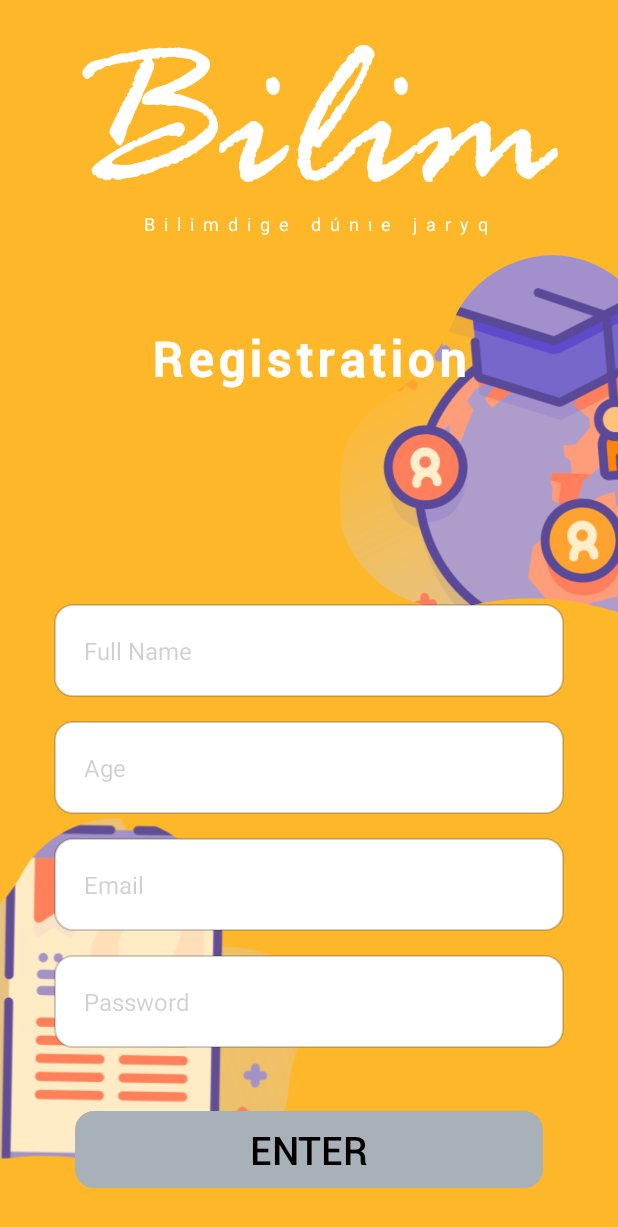
After one commit to Tileulessov/bilim, an Android app: the RegistrationActivity screen opened directly, with no data from a screen before it, on a phone screen of 412 x 824 dp. The commit adds this screen. Shown: the top 1227 px of the screen. Run offline under Robolectric (Android 15) with nearby library versions, the phone set to English and light mode, and no system bars.

Commit message:
вёрстка экрана регистрации, добавил прогресс бар в авторизацию. Также подключил firebase для авторизации и регистрации

```diff
--- a/app/build.gradle
+++ b/app/build.gradle
@@ -1,6 +1,7 @@
 plugins {
     id 'com.android.application'
     id 'kotlin-android'
+    id 'com.google.gms.google-services'
 }
 
 android {
@@ -39,6 +40,7 @@ dependencies {
     implementation 'androidx.appcompat:appcompat:1.2.0'
     implementation 'com.google.android.material:material:1.2.1'
     implementation 'androidx.constraintlayout:constraintlayout:2.0.4'
+    implementation 'com.google.firebase:firebase-auth:19.2.0'
     testImplementation 'junit:junit:4.+'
     androidTestImplementation 'androidx.test.ext:junit:1.1.2'
     androidTestImplementation 'androidx.test.espresso:espresso-core:3.3.0'
--- /dev/null
+++ b/app/src/main/java/com/example/bilim/registration/RegistrationActivity.kt
@@ -0,0 +1,12 @@
+package com.example.bilim.registration
+
+import androidx.appcompat.app.AppCompatActivity
+import android.os.Bundle
+import com.example.bilim.R
+
+class RegistrationActivity : AppCompatActivity() {
+    override fun onCreate(savedInstanceState: Bundle?) {
+        super.onCreate(savedInstanceState)
+        setContentView(R.layout.activity_registration)
+    }
+}
--- a/app/src/main/java/com/example/bilim/sign/SignInActivity.kt
+++ b/app/src/main/java/com/example/bilim/sign/SignInActivity.kt
@@ -1,12 +1,22 @@
 package com.example.bilim.sign
 
+import android.os.Bundle
 import androidx.appcompat.app.AppCompatActivity
-import android.os.Bundle
 import com.example.bilim.R
+import com.google.firebase.auth.FirebaseAuth
+
 
 class SignInActivity : AppCompatActivity() {
+    private lateinit var mAuth: FirebaseAuth
+
     override fun onCreate(savedInstanceState: Bundle?) {
         super.onCreate(savedInstanceState)
         setContentView(R.layout.activity_sign_in)
+        initFirebaseAuth()
+    }
+
+
+    private fun initFirebaseAuth(){
+        mAuth = FirebaseAuth.getInstance();
     }
 }
--- /dev/null
+++ b/app/src/main/res/layout/activity_registration.xml
@@ -0,0 +1,184 @@
+<?xml version="1.0" encoding="utf-8"?>
+<androidx.constraintlayout.widget.ConstraintLayout
+    xmlns:android="http://schemas.android.com/apk/res/android"
+    xmlns:app="http://schemas.android.com/apk/res-auto"
+    android:layout_width="match_parent"
+    android:layout_height="match_parent"
+    android:background="@color/orange_bg"
+    >
+
+    <ImageView
+        android:id="@+id/activity_registration_first_image_background_image_view"
+        android:layout_width="wrap_content"
+        android:layout_height="wrap_content"
+        android:layout_marginEnd="183dp"
+        android:layout_marginBottom="@dimen/margin_32"
+        android:contentDescription="@string/logo_name"
+        android:src="@drawable/bg_image_2"
+        app:layout_constraintBottom_toBottomOf="parent"
+        app:layout_constraintEnd_toEndOf="parent"
+        />
+
+    <ImageView
+        android:id="@+id/activity_registration_second_image_background_image_view"
+        android:layout_width="wrap_content"
+        android:layout_height="wrap_content"
+        android:contentDescription="@string/logo_name"
+        android:src="@drawable/bg_image_1"
+        app:layout_constraintEnd_toEndOf="@+id/activity_registration_logo_text_view"
+        app:layout_constraintStart_toEndOf="@+id/activity_registration_logo_text_view"
+        app:layout_constraintTop_toBottomOf="@+id/activity_registration_slogan_text_view"
+        />
+
+    <TextView
+        android:id="@+id/activity_registration_logo_text_view"
+        android:layout_width="wrap_content"
+        android:layout_height="wrap_content"
+        android:layout_marginEnd="@dimen/margin_40"
+        android:fontFamily="@font/rage"
+        android:text="@string/logo_name"
+        android:textColor="@color/white"
+        android:textSize="@dimen/logo_text_size"
+        app:layout_constraintEnd_toEndOf="parent"
+        app:layout_constraintTop_toTopOf="parent"
+        />
+
+    <TextView
+        android:id="@+id/activity_registration_slogan_text_view"
+        android:layout_width="wrap_content"
+        android:layout_height="wrap_content"
+        android:layout_marginBottom="@dimen/margin_32"
+        android:letterSpacing="0.5"
+        android:text="@string/app_slogan"
+        android:textColor="@color/white"
+        android:textSize="@dimen/slogan_text_size"
+        app:layout_constraintBottom_toBottomOf="@+id/activity_registration_logo_text_view"
+        app:layout_constraintEnd_toStartOf="@+id/activity_registration_second_image_background_image_view"
+        app:layout_constraintStart_toStartOf="@+id/activity_registration_second_image_background_image_view"
+        />
+
+    <TextView
+        android:id="@+id/activity_registration_registration_text_view"
+        android:layout_width="wrap_content"
+        android:layout_height="wrap_content"
+        android:layout_marginTop="@dimen/margin_28"
+        android:fontFamily="@font/roboto_medium"
+        android:letterSpacing="0.1"
+        android:text="@string/registration_text"
+        android:textColor="@color/white"
+        android:textSize="@dimen/text_size_32"
+        android:textStyle="bold"
+        app:layout_constraintEnd_toEndOf="parent"
+        app:layout_constraintStart_toStartOf="parent"
+        app:layout_constraintTop_toBottomOf="@+id/activity_registration_logo_text_view"
+        />
+
+    <EditText
+        android:id="@+id/activity_registration_full_name_edit_text"
+        android:layout_width="match_parent"
+        android:layout_height="wrap_content"
+        android:layout_marginHorizontal="@dimen/margin_horizontal_36"
+        android:layout_marginVertical="@dimen/margin_16"
+        android:autofillHints="@string/full_name_registration_text"
+        android:background="@drawable/bg_edit_text"
+        android:hint="@string/full_name_registration_text"
+        android:inputType="text"
+        android:padding="@dimen/padding_20"
+        android:textColor="@color/black"
+        android:textColorHint="@color/MDarkGrey"
+        android:textSize="@dimen/text_size_16"
+        app:layout_constraintBottom_toTopOf="@+id/activity_registration_age_edit_text"
+        app:layout_constraintEnd_toEndOf="parent"
+        app:layout_constraintStart_toStartOf="parent"
+        app:layout_constraintTop_toBottomOf="@+id/activity_registration_registration_text_view"
+        app:layout_constraintVertical_bias="1.0"
+        />
+
+    <EditText
+        android:id="@+id/activity_registration_age_edit_text"
+        android:layout_width="match_parent"
+        android:layout_height="wrap_content"
+        android:layout_marginHorizontal="@dimen/margin_horizontal_36"
+        android:layout_marginVertical="@dimen/margin_16"
+        android:autofillHints="@string/age_registration_text"
+        android:background="@drawable/bg_edit_text"
+        android:hint="@string/age_registration_text"
+        android:inputType="number"
+        android:padding="@dimen/padding_20"
+        android:textColor="@color/black"
+        android:textColorHint="@color/MDarkGrey"
+        android:textSize="@dimen/text_size_16"
+        app:layout_constraintBottom_toTopOf="@+id/activity_registration_email_edit_text"
+        app:layout_constraintEnd_toEndOf="parent"
+        app:layout_constraintStart_toStartOf="parent"
+        />
+
+    <EditText
+        android:id="@+id/activity_registration_email_edit_text"
+        android:layout_width="match_parent"
+        android:layout_height="wrap_content"
+        android:layout_marginHorizontal="@dimen/margin_horizontal_36"
+        android:layout_marginVertical="@dimen/margin_16"
+        android:autofillHints="@string/email_registration_text"
+        android:background="@drawable/bg_edit_text"
+        android:hint="@string/email_registration_text"
+        android:inputType="textEmailAddress"
+        android:padding="@dimen/padding_20"
+        android:textColor="@color/black"
+        android:textColorHint="@color/MDarkGrey"
+        android:textSize="@dimen/text_size_16"
+        app:layout_constraintEnd_toEndOf="parent"
+        app:layout_constraintHorizontal_bias="0.569"
+        app:layout_constraintStart_toStartOf="parent"
+        app:layout_constraintTop_toTopOf="@+id/activity_registration_first_image_background_image_view"
+        />
+
+    <EditText
+        android:id="@+id/activity_registration_password_edit_text"
+        android:layout_width="match_parent"
+        android:layout_height="wrap_content"
+        android:layout_marginHorizontal="@dimen/margin_horizontal_36"
+        android:layout_marginVertical="@dimen/margin_16"
+        android:autofillHints="@string/password_text"
+        android:background="@drawable/bg_edit_text"
+        android:hint="@string/password_text"
+        android:inputType="textPassword"
+        android:padding="@dimen/padding_20"
+        android:textColor="@color/black"
+        android:textColorHint="@color/MDarkGrey"
+        android:textSize="@dimen/text_size_16"
+        app:layout_constraintBottom_toTopOf="@+id/activity_registration_registration_button"
+        app:layout_constraintEnd_toEndOf="parent"
+        app:layout_constraintStart_toStartOf="parent"
+        app:layout_constraintTop_toBottomOf="@+id/activity_registration_email_edit_text"
+        app:layout_constraintVertical_bias="0.0"
+        />
+
+    <Button
+        android:id="@+id/activity_registration_registration_button"
+        android:layout_width="match_parent"
+        android:layout_height="wrap_content"
+        android:layout_marginHorizontal="@dimen/margin_horizontal_50"
+        android:background="@drawable/bg_sign_in_button_state"
+        android:enabled="false"
+        android:fontFamily="@font/roboto_medium"
+        android:padding="@dimen/padding_8"
+        android:text="@string/enter_button_text"
+        android:textColor="@color/black"
+        android:textColorHint="@color/MDarkGrey"
+        android:textSize="@dimen/text_size_26"
+        app:layout_constraintBottom_toBottomOf="@+id/activity_registration_first_image_background_image_view"
+        app:layout_constraintEnd_toEndOf="parent"
+        app:layout_constraintStart_toStartOf="parent"
+        />
+    <ProgressBar
+        android:id="@+id/activity_registration_progress_bar"
+        android:layout_width="wrap_content"
+        android:layout_height="wrap_content"
+        android:visibility="gone"
+        app:layout_constraintBottom_toBottomOf="parent"
+        app:layout_constraintLeft_toLeftOf="parent"
+        app:layout_constraintRight_toRightOf="parent"
+        app:layout_constraintTop_toTopOf="parent"
+        />
+</androidx.constraintlayout.widget.ConstraintLayout>
--- a/app/src/main/res/layout/activity_sign_in.xml
+++ b/app/src/main/res/layout/activity_sign_in.xml
@@ -4,6 +4,7 @@
     xmlns:app="http://schemas.android.com/apk/res-auto"
     android:layout_width="match_parent"
     android:layout_height="match_parent"
+    android:background="@color/white"
     >
 
     <ImageView
@@ -11,8 +12,8 @@
         android:layout_width="match_parent"
         android:layout_height="wrap_content"
         android:background="@drawable/bg_sign_in_registration"
+        android:contentDescription="@string/logo_name"
         android:scaleType="centerCrop"
-        android:contentDescription="@string/logo_name"
         app:layout_constraintBottom_toBottomOf="parent"
         app:layout_constraintEnd_toEndOf="parent"
         app:layout_constraintHorizontal_bias="0.0"
@@ -26,8 +27,8 @@
         android:layout_width="wrap_content"
         android:layout_height="wrap_content"
         android:layout_marginTop="@dimen/margin_Image_view_logo_top"
+        android:contentDescription="@string/logo_name"
         android:src="@drawable/bg_image_1"
-        android:contentDescription="@string/logo_name"
         app:layout_constraintEnd_toStartOf="@+id/activity_sign_in_second_image_background_image_view"
         app:layout_constraintHorizontal_chainStyle="packed"
         app:layout_constraintStart_toStartOf="parent"
@@ -40,8 +41,8 @@
         android:layout_height="wrap_content"
         android:layout_marginEnd="@dimen/margin_16"
         android:layout_marginBottom="@dimen/margin_image_view_logo_bottom"
+        android:contentDescription="@string/logo_name"
         android:src="@drawable/bg_image_2"
-        android:contentDescription="@string/logo_name"
         app:layout_constraintBottom_toTopOf="@+id/activity_sign_in_slogan_text_view"
         app:layout_constraintEnd_toEndOf="parent"
         app:layout_constraintStart_toEndOf="@+id/activity_sign_in_first_image_background_image_view"
@@ -99,12 +100,13 @@
         android:layout_height="wrap_content"
         android:layout_marginHorizontal="@dimen/margin_horizontal_36"
         android:layout_marginTop="@dimen/margin_16"
+        android:autofillHints="@string/login_hint_text"
         android:background="@drawable/bg_edit_text"
         android:hint="@string/login_hint_text"
-        android:inputType="textPersonName"
+        android:inputType="textEmailAddress"
         android:padding="@dimen/padding_16"
-        android:autofillHints="@string/login_hint_text"
-        android:textColor="@color/white"
+        android:textColorHint="@color/MDarkGrey"
+        android:textColor="@color/black"
         android:textSize="@dimen/text_size_16"
         app:layout_constraintEnd_toEndOf="parent"
         app:layout_constraintStart_toStartOf="@+id/activity_sign_in_background_image_view"
@@ -117,16 +119,32 @@
         android:layout_height="wrap_content"
         android:layout_marginHorizontal="@dimen/margin_horizontal_36"
         android:layout_marginTop="@dimen/margin_16"
+        android:autofillHints="@string/password_text"
         android:background="@drawable/bg_edit_text"
         android:hint="@string/password_text"
         android:inputType="textPassword"
         android:padding="@dimen/padding_16"
-        android:textColor="@color/white"
-        android:autofillHints="@string/password_text"
+        android:textColorHint="@color/MDarkGrey"
+        android:textColor="@color/black"
         android:textSize="@dimen/text_size_16"
         app:layout_constraintEnd_toEndOf="parent"
         app:layout_constraintStart_toStartOf="@+id/activity_sign_in_background_image_view"
         app:layout_constraintTop_toBottomOf="@+id/activity_sign_in_login_edit_text"
+        />
+
+    <TextView
+        android:id="@+id/textView"
+        android:layout_width="wrap_content"
+        android:layout_height="wrap_content"
+        android:layout_marginTop="@dimen/margin_8"
+        android:text="@string/forgot_password_text"
+        android:textColor="@color/white"
+        app:layout_constraintBottom_toTopOf="@+id/activity_sign_in_sign_button"
+        app:layout_constraintEnd_toEndOf="parent"
+        app:layout_constraintHorizontal_bias="0.483"
+        app:layout_constraintStart_toStartOf="parent"
+        app:layout_constraintTop_toBottomOf="@+id/activity_sign_in_password_edit_text"
+        app:layout_constraintVertical_bias="0.125"
         />
 
     <Button
@@ -160,10 +178,10 @@
         android:textSize="@dimen/text_size_12"
         app:layout_constraintBottom_toBottomOf="parent"
         app:layout_constraintEnd_toEndOf="@+id/activity_sign_in_background_image_view"
-        app:layout_constraintHorizontal_bias="0.419"
+        app:layout_constraintHorizontal_bias="0.307"
         app:layout_constraintStart_toStartOf="parent"
         app:layout_constraintTop_toBottomOf="@+id/activity_sign_in_sign_button"
-        app:layout_constraintVertical_bias="0.578"
+        app:layout_constraintVertical_bias="0.619"
         />
 
     <TextView
@@ -182,4 +200,15 @@
         app:layout_constraintTop_toBottomOf="@+id/activity_sign_in_sign_button"
         app:layout_constraintVertical_bias="0.578"
         />
+
+    <ProgressBar
+        android:id="@+id/activity_sign_in_progress_bar"
+        android:layout_width="wrap_content"
+        android:layout_height="wrap_content"
+        android:visibility="gone"
+        app:layout_constraintBottom_toBottomOf="parent"
+        app:layout_constraintLeft_toLeftOf="parent"
+        app:layout_constraintRight_toRightOf="parent"
+        app:layout_constraintTop_toTopOf="parent"
+        />
 </androidx.constraintlayout.widget.ConstraintLayout>
--- a/app/src/main/res/values/dimens.xml
+++ b/app/src/main/res/values/dimens.xml
@@ -8,7 +8,6 @@
     <dimen name="margin_124">124dp</dimen>
     <dimen name="margin_130">130dp</dimen>
     <dimen name="slogan_text_size">12sp</dimen>
-    <dimen name="margin_32">32dp</dimen>
     <dimen name="text_size_28">28sp</dimen>
     <dimen name="margin_horizontal_36">36dp</dimen>
     <dimen name="padding_16">16dp</dimen>
@@ -18,4 +17,11 @@
     <dimen name="text_size_12">12sp</dimen>
     <dimen name="margin_48">48dp</dimen>
     <dimen name="radius_12">12dp</dimen>
+    <dimen name="margin_8">8dp</dimen>
+    <dimen name="padding_20">20dp</dimen>
+    <dimen name="margin_32">32dp</dimen>
+    <dimen name="margin_40">40dp</dimen>
+    <dimen name="margin_28">28dp</dimen>
+    <dimen name="text_size_32">32sp</dimen>
+    <dimen name="padding_8">8dp</dimen>
 </resources>
--- a/app/src/main/res/values/strings.xml
+++ b/app/src/main/res/values/strings.xml
@@ -8,4 +8,8 @@
     <string name="enter_button_text">Enter</string>
     <string name="new_user_text">I am new user.</string>
     <string name="registration_text">Registration</string>
+    <string name="forgot_password_text">Forgot password?</string>
+    <string name="full_name_registration_text">Full Name</string>
+    <string name="age_registration_text">Age</string>
+    <string name="email_registration_text">Email</string>
 </resources>
--- a/build.gradle
+++ b/build.gradle
@@ -8,6 +8,7 @@ buildscript {
     dependencies {
         classpath "com.android.tools.build:gradle:4.1.0"
         classpath "org.jetbrains.kotlin:kotlin-gradle-plugin:$kotlin_version"
+        classpath 'com.google.gms:google-services:4.3.3'
 
         // NOTE: Do not place your application dependencies here; they belong
         // in the individual module build.gradle files
```
Also changed, not shown: app/src/main/AndroidManifest.xml (+8 -7 lines), 3 other files.
